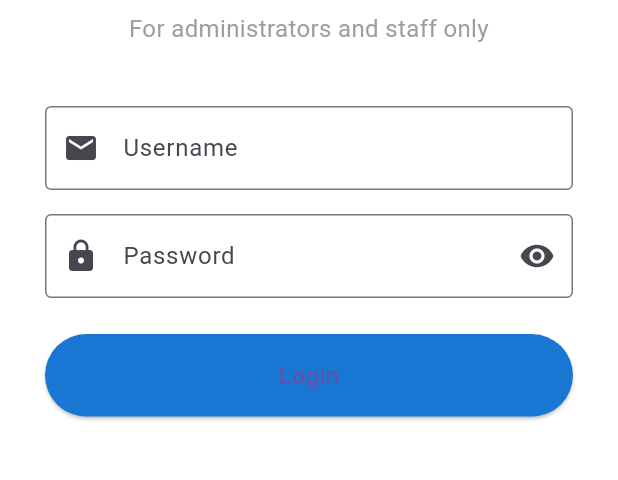
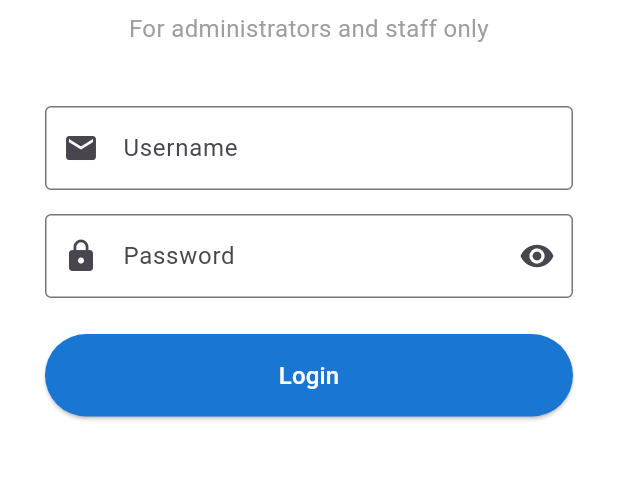
Before and after one commit to NickSishchuck/airlinesDesktop, a Flutter app: the screen it shows after launch, on a phone screen of 412 x 824 dp, the part 518-998 px from its top. Run offline on Flutter 3.47's test engine with Material 3 defaults, Android fonts, the phone set to English and light mode, and no system bars; our stand-ins replace data_table_2, flutter_easyloading, flutter_secure_storage, syncfusion_flutter_charts; accounts and stored records are empty.

Commit message:
Change the color of a button

```diff
--- a/lib/screens/login_screen.dart
+++ b/lib/screens/login_screen.dart
@@ -152,7 +152,11 @@ class _LoginScreenState extends State<LoginScreen> {
                         ),
                         child: const Text(
                           'Login',
-                          style: TextStyle(fontSize: 16),
+                          style: TextStyle(
+                              fontSize: 16,
+                            color: Colors.white,
+                          ),
+
                         ),
                       ),
                     ],
```
